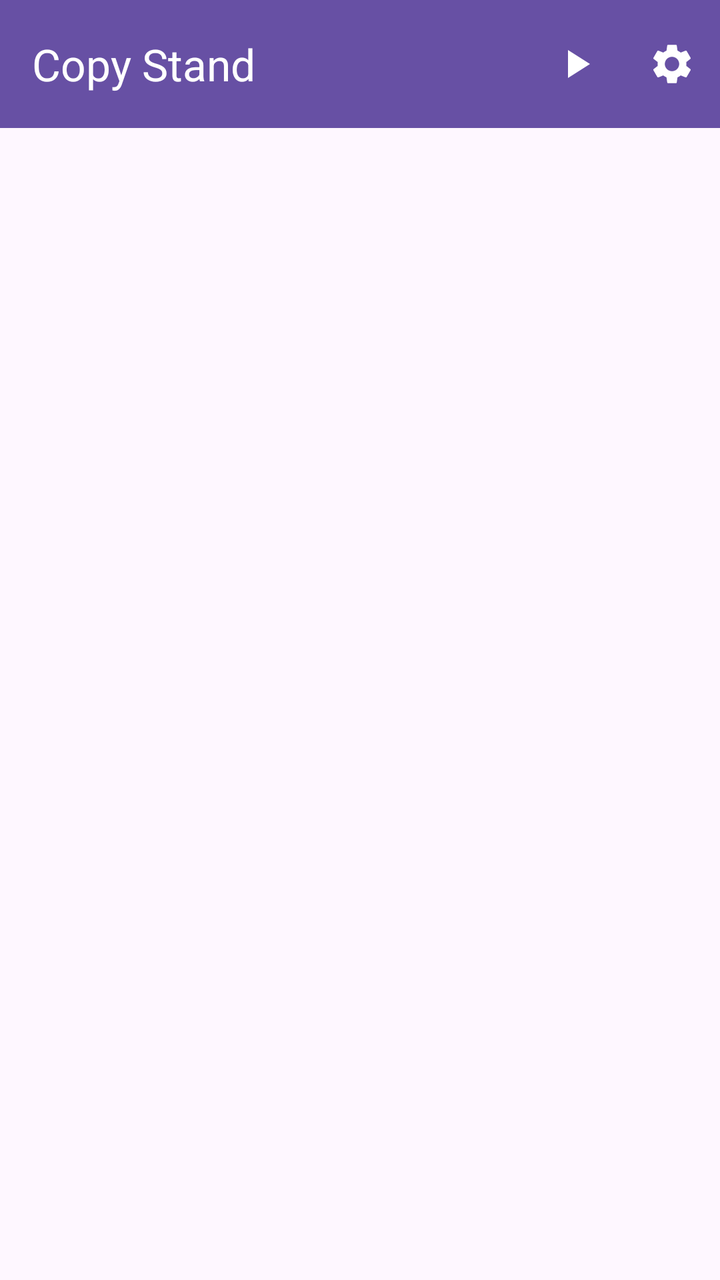
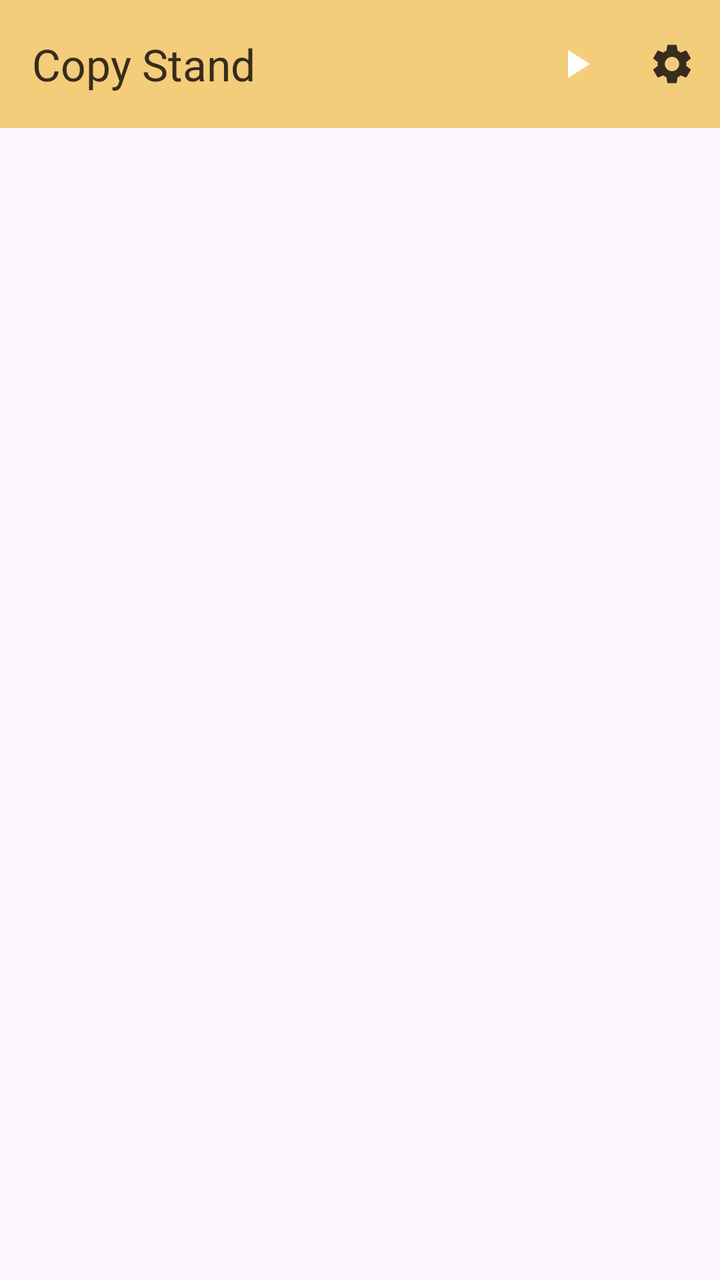

Compare the two renders of this Android layout. The source of the first and the diff that turns it into the second are given below.
<!-- AndroidManifest.xml: application theme Theme.CopyStand -->
<!-- res/layout/activity_main.xml -->
<?xml version="1.0" encoding="utf-8"?>
<androidx.constraintlayout.widget.ConstraintLayout xmlns:android="http://schemas.android.com/apk/res/android"
    xmlns:app="http://schemas.android.com/apk/res-auto"
    xmlns:tools="http://schemas.android.com/tools"
    android:id="@+id/main"
    android:layout_width="match_parent"
    android:layout_height="match_parent"
    android:fitsSystemWindows="true"
    tools:context=".MainActivity">

    <androidx.appcompat.widget.Toolbar
        android:id="@+id/toolbar"
        android:layout_width="match_parent"
        android:layout_height="wrap_content"
        android:background="?attr/colorPrimary"
        android:minHeight="?attr/actionBarSize"
        android:theme="?attr/actionBarTheme"
        app:layout_constraintEnd_toEndOf="parent"
        app:layout_constraintStart_toStartOf="parent"
        app:layout_constraintTop_toTopOf="parent"
        app:menu="@menu/main_menu"
        app:title="@string/app_name"
        app:titleTextColor="@color/toolbarPrimary" />

    <ListView
        android:id="@+id/clips_list"
        android:layout_width="match_parent"
        android:layout_height="wrap_content"
        android:layout_marginTop="1dp"
        app:layout_constraintEnd_toEndOf="parent"
        app:layout_constraintStart_toStartOf="parent"
        app:layout_constraintTop_toBottomOf="@+id/toolbar" />

</androidx.constraintlayout.widget.ConstraintLayout>
<!-- resources referenced by this layout -->
<resources>
  <color name="toolbarPrimary">#FFFFFF</color>
  <string name="app_name">Copy Stand</string>
  <style name="Theme.CopyStand" parent="Base.Theme.CopyStand" />
  <style name="Base.Theme.CopyStand" parent="Theme.Material3.DayNight.NoActionBar">
          
          
      </style>
</resources>

<!-- the commit's change to res/layout/activity_main.xml (unified diff, before → after) -->
@@ -12,15 +12,13 @@
         android:id="@+id/toolbar"
         android:layout_width="match_parent"
         android:layout_height="wrap_content"
-        android:background="?attr/colorPrimary"
         android:minHeight="?attr/actionBarSize"
-        android:theme="?attr/actionBarTheme"
+        android:theme="@style/Theme.CopyStand.Toolbar"
         app:layout_constraintEnd_toEndOf="parent"
         app:layout_constraintStart_toStartOf="parent"
         app:layout_constraintTop_toTopOf="parent"
         app:menu="@menu/main_menu"
-        app:title="@string/app_name"
-        app:titleTextColor="@color/toolbarPrimary" />
+        app:title="@string/app_name" />
 
     <ListView
         android:id="@+id/clips_list"
<!-- resource entries referenced after the edit -->
@@ -1,11 +1,23 @@
 <!-- resources referenced by this layout -->
 <resources>
-  <color name="toolbarPrimary">#FFFFFF</color>
   <string name="app_name">Copy Stand</string>
+  <style name="Theme.CopyStand.Toolbar" parent="ThemeOverlay.AppCompat.DayNight.ActionBar">
+          <item name="android:textColorPrimary">@color/toolbarPrimary</item>
+          <item name="android:background">@color/toolbarBackground</item>
+          <item name="titleTextColor">@color/toolbarPrimary</item>
+          <item name="actionMenuTextColor">@color/toolbarPrimary</item>
+          <item name="colorOnPrimary">@color/toolbarPrimary</item>
+          <item name="colorAccent">@color/toolbarPrimary</item>
+          <item name="colorControlNormal">@color/toolbarPrimary</item>
+      </style>
   <style name="Theme.CopyStand" parent="Base.Theme.CopyStand" />
+  <color name="toolbarPrimary">#372C1D</color>
+  <color name="toolbarBackground">@color/primary</color>
   <style name="Base.Theme.CopyStand" parent="Theme.Material3.DayNight.NoActionBar">
           
           
       </style>
+  <color name="primary">@color/ic_launcher_background</color>
+  <color name="ic_launcher_background">#F4CD7A</color>
 </resources>
 
